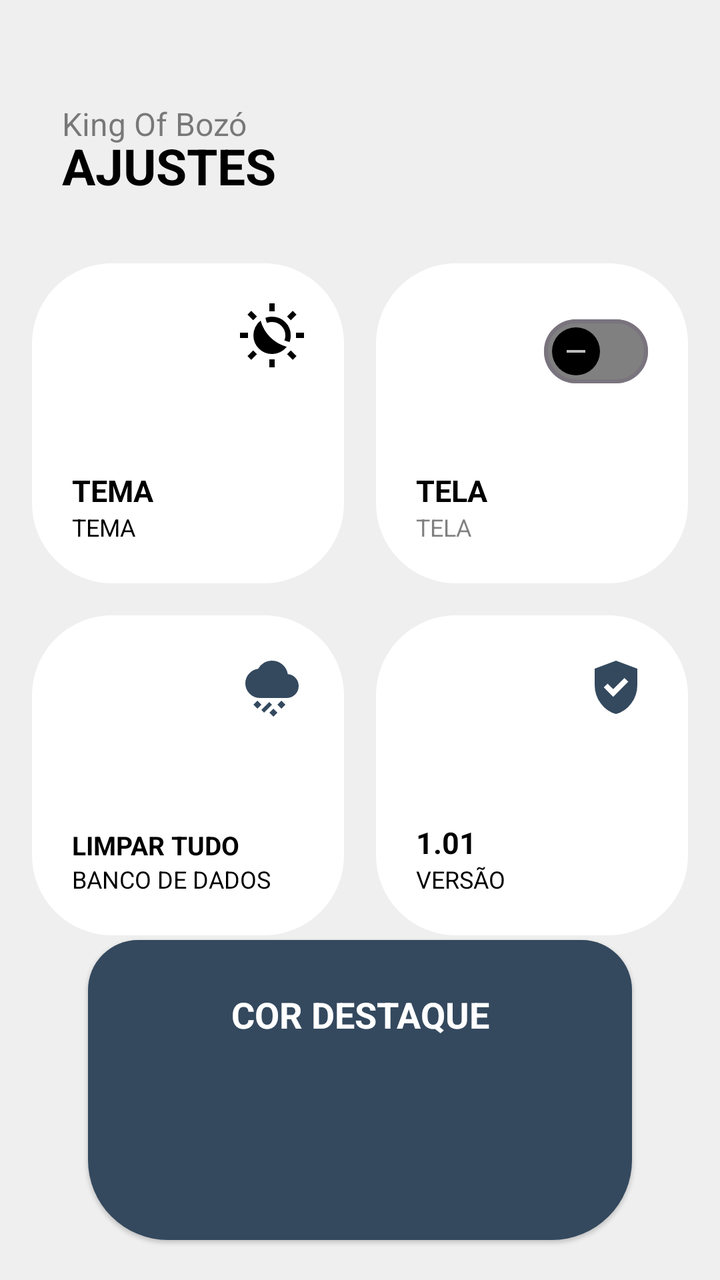
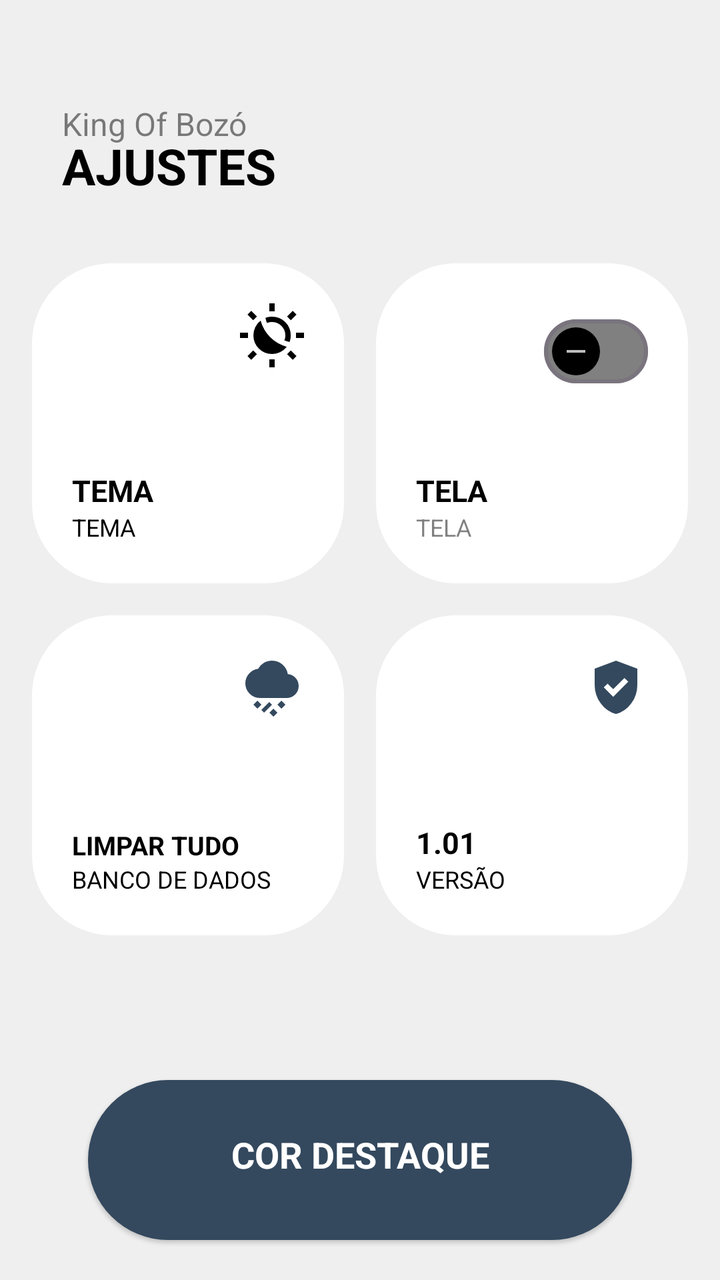

Two renders of the same Android screen: before a commit and after it. Below are the layout's source before the change and the commit's diff.
<!-- AndroidManifest.xml: application theme Base.Theme.KingOfBozo.Standard -->
<!-- res/layout/fragment_settings.xml -->
<?xml version="1.0" encoding="utf-8"?>
<androidx.constraintlayout.widget.ConstraintLayout xmlns:android="http://schemas.android.com/apk/res/android"
    xmlns:app="http://schemas.android.com/apk/res-auto"
    xmlns:tools="http://schemas.android.com/tools"
    android:layout_width="match_parent"
    android:layout_height="match_parent"
    android:backgroundTint="?attr/customBackground"
    android:background="?attr/customBackground"
    android:padding="16dp">

    <FrameLayout
        android:id="@+id/text_ajustes_title"
        android:layout_width="match_parent"
        android:layout_height="wrap_content"
        android:paddingHorizontal="15dp"
        android:paddingTop="5dp"
        android:layout_marginTop="20dp"
        app:layout_constraintStart_toStartOf="parent"
        app:layout_constraintTop_toTopOf="parent"
        tools:ignore="MissingConstraints">

        <TextView
            android:id="@+id/text_app_title"
            android:layout_width="wrap_content"
            android:layout_height="wrap_content"
            android:layout_marginTop="10dp"
            android:alpha="0.5"
            android:text="@string/king_of_boz"
            android:textColor="?attr/textFillColor"
            android:textSize="16sp" />

        <TextView
            android:id="@+id/text_title_jogadores"
            android:layout_width="wrap_content"
            android:layout_height="wrap_content"
            android:layout_marginTop="25dp"
            android:text="AJUSTES"
            android:textColor="?attr/textFillColor"
            android:textSize="25sp"
            android:textStyle="bold" />


    </FrameLayout>

    
    <androidx.constraintlayout.widget.ConstraintLayout
        android:id="@+id/card_tema"
        android:layout_width="0dp"
        android:layout_height="160dp"
        android:background="@drawable/background_settings_card"
        android:backgroundTint="?attr/cardBackgroundColor"
        android:padding="20dp"
        android:layout_marginTop="32dp"
        android:layout_marginEnd="8dp"
        app:layout_constraintEnd_toStartOf="@+id/card_tela"
        app:layout_constraintHorizontal_bias="0.5"
        app:layout_constraintStart_toStartOf="parent"
        app:layout_constraintTop_toBottomOf="@id/text_ajustes_title">

        <ImageView
            android:id="@+id/icon_mode"
            android:layout_width="32dp"
            android:layout_height="32dp"
            android:src="@drawable/ic_system_mode"
            app:layout_constraintEnd_toEndOf="parent"
            app:layout_constraintTop_toTopOf="parent"
            app:tint="?attr/textFillColor" />

        <TextView
            android:id="@+id/info_mode"
            android:layout_width="wrap_content"
            android:layout_height="wrap_content"
            android:text="TEMA"
            android:textColor="?attr/textFillColor"
            android:textSize="15dp"
            android:textStyle="bold"
            app:layout_constraintBottom_toTopOf="@id/text_mode"
            app:layout_constraintStart_toStartOf="parent" />

        <TextView
            android:id="@+id/text_mode"
            android:layout_width="wrap_content"
            android:layout_height="wrap_content"
            android:text="TEMA"
            android:textColor="?attr/textFillColor"
            android:textSize="12dp"
            app:layout_constraintBottom_toBottomOf="parent"
            app:layout_constraintStart_toStartOf="parent" />

    </androidx.constraintlayout.widget.ConstraintLayout>

    
    <androidx.constraintlayout.widget.ConstraintLayout
        android:id="@+id/card_tela"
        android:layout_width="0dp"
        android:layout_height="160dp"
        android:layout_marginTop="32dp"
        android:layout_marginStart="8dp"
        android:background="@drawable/background_settings_card"
        android:backgroundTint="?attr/cardBackgroundColor"
        android:padding="20dp"
        app:layout_constraintEnd_toEndOf="parent"
        app:layout_constraintHorizontal_bias="0.5"
        app:layout_constraintStart_toEndOf="@+id/card_tema"
        app:layout_constraintTop_toBottomOf="@+id/text_ajustes_title"
        tools:ignore="MissingConstraints">

        <com.google.android.material.materialswitch.MaterialSwitch
            android:id="@+id/switch_keep_screen_on"
            style="@style/Widget.App.MaterialSwitch"
            android:layout_width="wrap_content"
            android:layout_height="wrap_content"
            android:checked="false"
            app:layout_constraintEnd_toEndOf="parent"
            app:layout_constraintTop_toTopOf="parent" />

        <TextView
            android:id="@+id/text_tela_desc"
            android:layout_width="wrap_content"
            android:layout_height="wrap_content"
            android:text="TELA"
            android:textColor="?attr/textFillColor"
            android:textSize="15dp"
            android:textStyle="bold"
            app:layout_constraintBottom_toTopOf="@id/text_tela_title"
            app:layout_constraintStart_toStartOf="parent" />

        <TextView
            android:id="@+id/text_tela_title"
            android:layout_width="wrap_content"
            android:layout_height="wrap_content"
            android:alpha="0.5"
            android:text="TELA"
            android:textColor="?attr/textFillColor"
            android:textSize="12dp"
            app:layout_constraintBottom_toBottomOf="parent"
            app:layout_constraintStart_toStartOf="parent" />

    </androidx.constraintlayout.widget.ConstraintLayout>

    
    <androidx.constraintlayout.widget.ConstraintLayout
        android:id="@+id/card_reset"
        android:layout_width="0dp"
        android:layout_height="160dp"
        android:background="@drawable/background_settings_card"
        android:backgroundTint="?attr/cardBackgroundColor"
        android:padding="20dp"
        android:layout_marginTop="16dp"
        android:layout_marginEnd="8dp"
        app:layout_constraintEnd_toStartOf="@+id/card_versao"
        app:layout_constraintHorizontal_bias="0.5"
        app:layout_constraintStart_toStartOf="parent"
        app:layout_constraintTop_toBottomOf="@id/card_tema">

        <ImageView
            android:layout_width="32dp"
            android:layout_height="32dp"
            android:src="@drawable/ic_limpar_dados"
            app:layout_constraintEnd_toEndOf="parent"
            app:layout_constraintTop_toTopOf="parent"
            app:tint="?attr/colorPrimary" />

        <TextView
            android:id="@+id/text_reset_title"
            android:layout_width="wrap_content"
            android:layout_height="wrap_content"
            android:text="LIMPAR TUDO"
            android:textColor="?attr/textFillColor"
            android:textSize="13sp"
            android:textStyle="bold"
            app:layout_constraintBottom_toTopOf="@id/text_reset_desc"
            app:layout_constraintStart_toStartOf="parent" />

        <TextView
            android:id="@+id/text_reset_desc"
            android:layout_width="wrap_content"
            android:layout_height="wrap_content"
            android:text="BANCO DE DADOS"
            android:textColor="?attr/textFillColor"
            android:textSize="12dp"
            app:layout_constraintBottom_toBottomOf="parent"
            app:layout_constraintStart_toStartOf="parent" />

    </androidx.constraintlayout.widget.ConstraintLayout>

    
    <androidx.constraintlayout.widget.ConstraintLayout
        android:id="@+id/card_versao"
        android:layout_width="0dp"
        android:layout_height="160dp"
        android:background="@drawable/background_settings_card"
        android:backgroundTint="?attr/cardBackgroundColor"
        android:padding="20dp"
        android:layout_marginStart="8dp"
        android:layout_marginTop="16dp"
        app:layout_constraintEnd_toEndOf="parent"
        app:layout_constraintHorizontal_bias="0.5"
        app:layout_constraintStart_toEndOf="@+id/card_reset"
        app:layout_constraintTop_toBottomOf="@+id/card_tela">

        <ImageView
            android:layout_width="32dp"
            android:layout_height="32dp"
            android:src="@drawable/ic_version"
            app:layout_constraintEnd_toEndOf="parent"
            app:layout_constraintTop_toTopOf="parent"
            app:tint="?attr/colorPrimary" />

        <TextView
            android:id="@+id/text_versao_num"
            android:layout_width="wrap_content"
            android:layout_height="wrap_content"
            android:text="1.01"
            android:textColor="?attr/textFillColor"
            android:textSize="15dp"
            android:textStyle="bold"
            app:layout_constraintBottom_toTopOf="@+id/text_versao_title"
            app:layout_constraintStart_toStartOf="parent" />


        <TextView
            android:id="@+id/text_versao_title"
            android:layout_width="wrap_content"
            android:layout_height="wrap_content"
            android:text="VERSÃO"
            android:textColor="?attr/textFillColor"
            android:textSize="12dp"
            app:layout_constraintBottom_toBottomOf="parent"
            app:layout_constraintStart_toStartOf="parent" />

    </androidx.constraintlayout.widget.ConstraintLayout>


    <TextView
        android:id="@+id/card_cor"
        android:layout_width="match_parent"
        android:layout_height="150dp"
        android:layout_marginHorizontal="28dp"
        android:layout_marginBottom="4dp"
        android:background="@drawable/background_card_2_destaque"
        android:backgroundTint="?attr/colorPrimary"
        android:elevation="1dp"
        android:gravity="top|center"
        android:paddingTop="25dp"
        android:text="COR DESTAQUE"
        android:textColor="?attr/customTextBackground"
        android:textSize="18sp"
        android:textStyle="bold"
        android:visibility="visible"
        app:layout_constraintBottom_toBottomOf="parent"
        app:layout_constraintEnd_toEndOf="parent"
        app:layout_constraintStart_toStartOf="parent" />

</androidx.constraintlayout.widget.ConstraintLayout>
<!-- resources referenced by this layout -->
<resources>
  <!-- drawable background_card_2_destaque (drawable) -->
  <shape xmlns:android="http://schemas.android.com/apk/res/android"
      android:shape="rectangle">
      <solid android:color="@color/fundo_light" />
      <corners
          android:topLeftRadius="25dp"
          android:topRightRadius="25dp"
          android:bottomLeftRadius="40dp"
          android:bottomRightRadius="40dp" />
  </shape>
  <!-- drawable background_settings_card (drawable) -->
  <?xml version="1.0" encoding="utf-8"?>
  <shape xmlns:android="http://schemas.android.com/apk/res/android"
      android:shape="rectangle">
      <corners android:radius="40dp" />
      <solid android:color="@color/card_dark" />
  </shape>
  <!-- drawable ic_limpar_dados (drawable) -->
  <vector xmlns:android="http://schemas.android.com/apk/res/android"
      android:width="24dp"
      android:height="24dp"
      android:viewportWidth="960"
      android:viewportHeight="960"
      android:tint="?attr/colorControlNormal">
    <path
        android:fillColor="@android:color/white"
        android:pathData="M500,920L440,860L500,800L560,860L500,920ZM362,860L320,818L438,700L480,742L362,860ZM620,800L560,740L620,680L680,740L620,800ZM260,800L200,740L260,680L320,740L260,800ZM300,640Q209,640 144.5,575.5Q80,511 80,420Q80,337 135,275Q190,213 271,202Q303,145 358.5,112.5Q414,80 480,80Q570,80 636.5,137.5Q703,195 717,281Q786,287 833,338Q880,389 880,460Q880,535 827.5,587.5Q775,640 700,640L300,640Z"/>
  </vector>
  <!-- drawable ic_version (drawable) -->
  <vector xmlns:android="http://schemas.android.com/apk/res/android"
      android:width="24dp"
      android:height="24dp"
      android:viewportWidth="960"
      android:viewportHeight="960"
      android:tint="?attr/colorControlNormal">
    <path
        android:fillColor="@android:color/white"
        android:pathData="M438,622L664,396L607,339L438,508L354,424L297,481L438,622ZM480,880Q341,845 250.5,720.5Q160,596 160,444L160,200L480,80L800,200L800,444Q800,596 709.5,720.5Q619,845 480,880Z"/>
  </vector>
  <string name="king_of_boz">King Of Bozó</string>
  <style name="Widget.App.MaterialSwitch" parent="Widget.Material3.CompoundButton.MaterialSwitch">
          <item name="thumbIcon">@drawable/switch_thumb_icon_selector</item>
          <item name="thumbIconTint">@color/switch_thumb_icon_tint_selector</item>
          <item name="thumbTint">@color/switch_thumb_tint_selector</item>
          <item name="trackTint">@color/switch_track_tint_selector</item>
          <item name="trackDecorationTint">@null</item>
      </style>
  <color name="fundo_light">#EFEFEF</color>
  <color name="card_dark">#313131</color>
  <!-- drawable switch_thumb_icon_selector (drawable) -->
  <?xml version="1.0" encoding="utf-8"?>
  <selector xmlns:android="http://schemas.android.com/apk/res/android">
      <item android:drawable="@drawable/ic_switch_check" android:state_checked="true" />
      <item android:drawable="@drawable/ic_switch_minus" android:state_checked="false" />
  </selector>
  <color name="padrao">#34495e</color>
  <color name="text_dark">#000000</color>
  <color name="text_light">#FFFFFF</color>
  <color name="icon_dark">#000000</color>
  <color name="icon_light">#FFFFFF</color>
  <color name="card_light">#FFFFFF</color>
  <!-- drawable ic_switch_check (drawable) -->
  <vector xmlns:android="http://schemas.android.com/apk/res/android"
      android:width="24dp"
      android:height="24dp"
      android:viewportWidth="24"
      android:viewportHeight="24">
      <path
          android:fillColor="@android:color/white"
          android:pathData="M9,16.17L4.83,12l-1.42,1.41L9,19 21,7l-1.41,-1.41z"/>
  </vector>
  <!-- drawable ic_switch_minus (drawable) -->
  <vector xmlns:android="http://schemas.android.com/apk/res/android"
      android:width="24dp"
      android:height="24dp"
      android:viewportWidth="24"
      android:viewportHeight="24">
      <path
          android:fillColor="@android:color/white"
          android:pathData="M19,13H5V11H19V13Z"/>
  </vector>
  <!-- unchanged entries left out for length: 3 -->
</resources>

<!-- the commit's change to res/layout/fragment_settings.xml (unified diff, before → after) -->
@@ -235,10 +235,10 @@
     <TextView
         android:id="@+id/card_cor"
         android:layout_width="match_parent"
-        android:layout_height="150dp"
+        android:layout_height="80dp"
         android:layout_marginHorizontal="28dp"
         android:layout_marginBottom="4dp"
-        android:background="@drawable/background_card_2_destaque"
+        android:background="@drawable/background_card_btn_repouso_destaque_menu"
         android:backgroundTint="?attr/colorPrimary"
         android:elevation="1dp"
         android:gravity="top|center"
<!-- resource entries referenced after the edit -->
@@ -1,12 +1,12 @@
 <!-- resources referenced by this layout -->
 <resources>
-  <!-- drawable background_card_2_destaque (drawable) -->
+  <!-- drawable background_card_btn_repouso_destaque_menu (drawable) -->
   <shape xmlns:android="http://schemas.android.com/apk/res/android"
       android:shape="rectangle">
       <solid android:color="@color/fundo_light" />
       <corners
-          android:topLeftRadius="25dp"
-          android:topRightRadius="25dp"
+          android:topLeftRadius="40dp"
+          android:topRightRadius="40dp"
           android:bottomLeftRadius="40dp"
           android:bottomRightRadius="40dp" />
   </shape>
